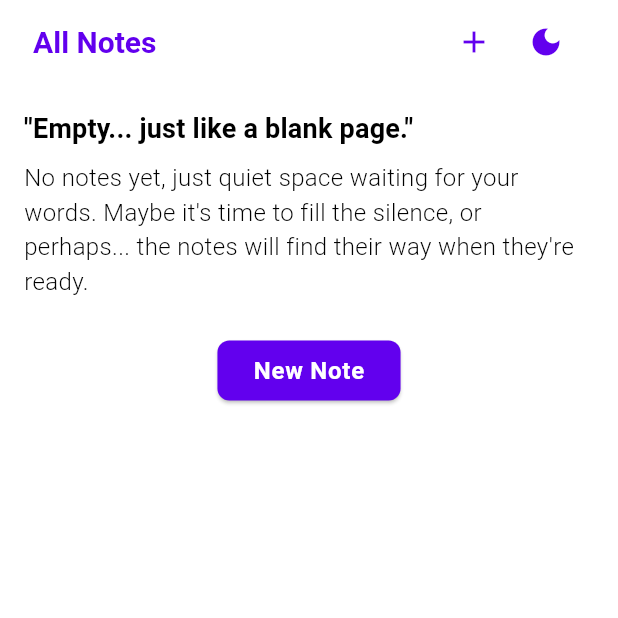
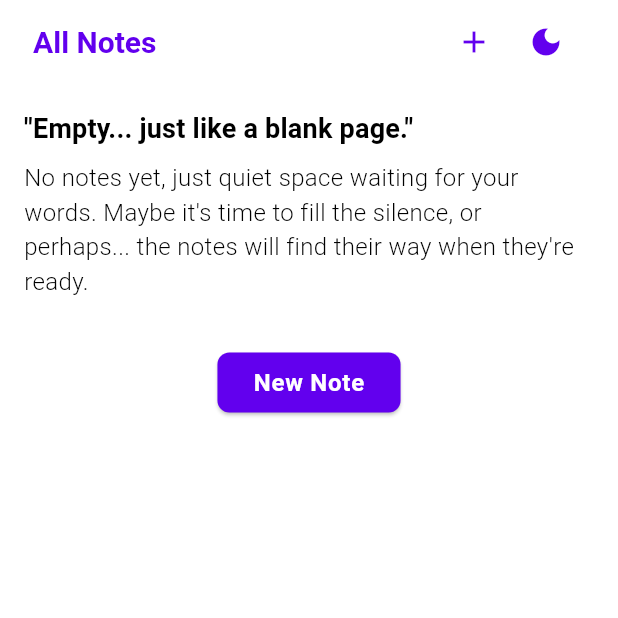
Before and after one commit to GuilhermeDaSilvaVieira/Notx, a Flutter app: the screen it shows after launch, on a phone screen of 412 x 824 dp, the top half of it. Run offline on Flutter 3.47's test engine with Material 3 defaults, Android fonts, the phone set to English and light mode, and no system bars; our stand-ins replace equatable, flutter_bloc, shared_preferences, sqflite_common_ffi; accounts and stored records are empty.

Commit message:
fix: padding relationship doesn't follow UI guidelines

```diff
--- a/lib/features/list/widgets/empty_list.dart
+++ b/lib/features/list/widgets/empty_list.dart
@@ -30,7 +30,7 @@ class EmptyList extends StatelessWidget {
           ),
         ),
         Padding(
-          padding: const EdgeInsets.only(top: 8),
+          padding: const EdgeInsets.only(top: 16),
           child: ElevatedButton(
             onPressed: () {
               Navigator.push(
```
